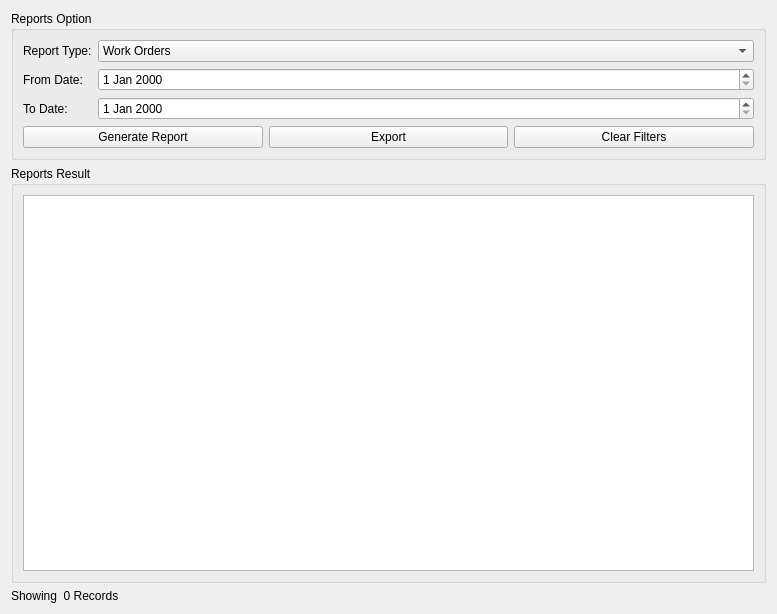
The window that app/ui/forms/reports_page.ui (Apie-dup/MaintenanceSystem) describes before a commit, drawn with Qt 5.
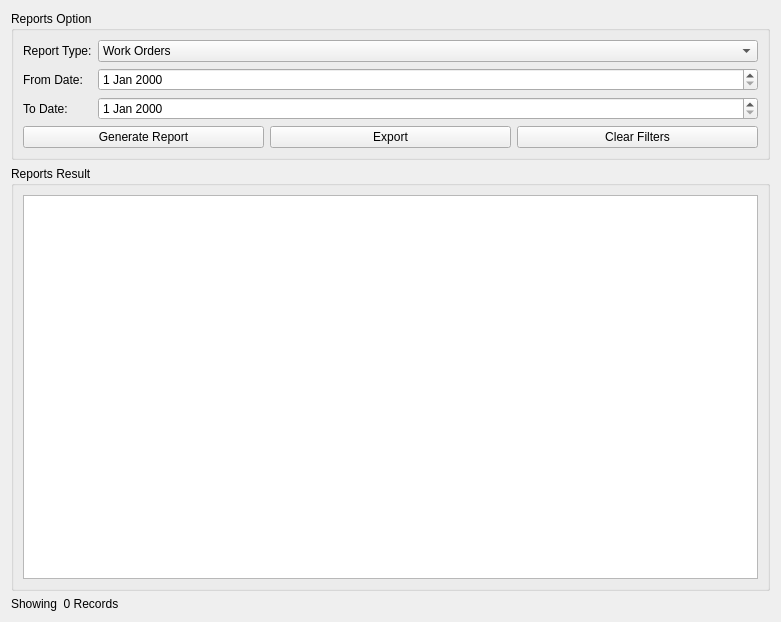
The same window after the commit.

Patch:
```diff
--- a/app/ui/forms/reports_page.ui
+++ b/app/ui/forms/reports_page.ui
@@ -6,8 +6,8 @@
    <rect>
     <x>0</x>
     <y>0</y>
-    <width>777</width>
-    <height>614</height>
+    <width>781</width>
+    <height>622</height>
    </rect>
   </property>
   <property name="windowTitle">
```
